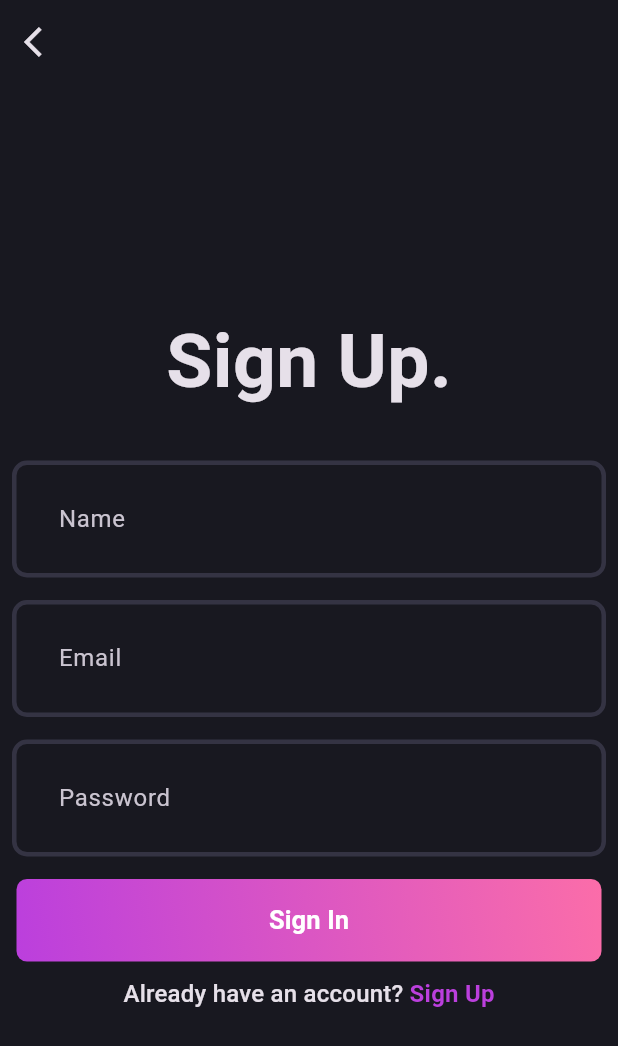
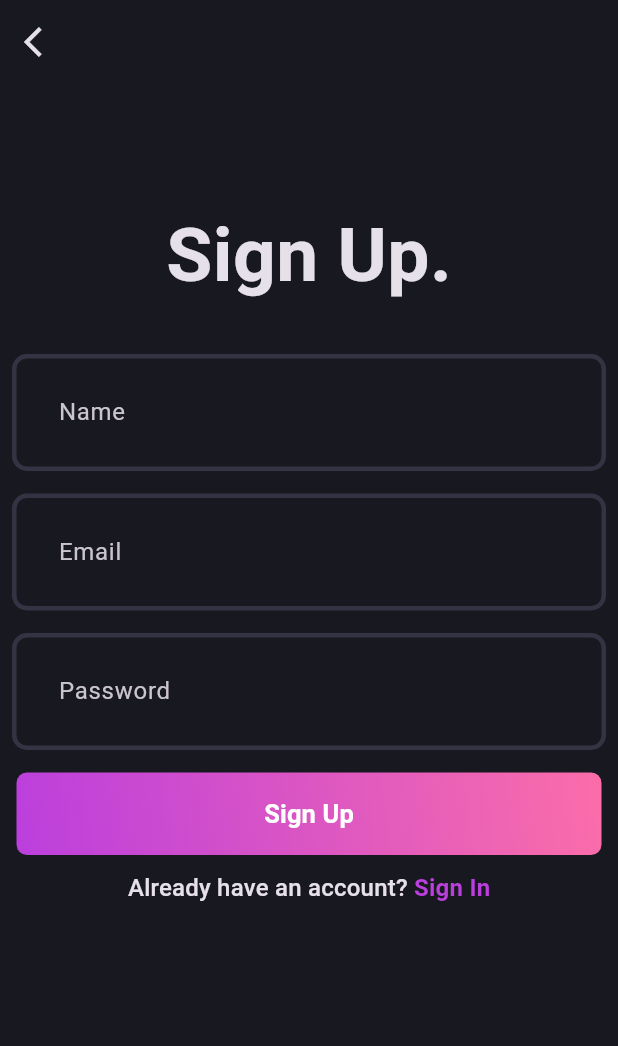
Before and after one commit to dwaipayan7/flutter_blogs, a Flutter app: the screen it shows after launch, after a tap on an icon or button, on a phone screen of 412 x 824 dp. Shown: the top 1046 px of the screen. Run offline on Flutter 3.47's test engine with Material 3 defaults, Android fonts, the light colour scheme and no system bars; our stand-ins replace bloc, flutter_bloc, fpdart, get_it, supabase_flutter; accounts and stored records are empty.

Commit message:
getting error

```diff
--- a/lib/feature/auth/data/repository/auth_repository_impl.dart
+++ b/lib/feature/auth/data/repository/auth_repository_impl.dart
@@ -11,7 +11,7 @@ class AuthRepositoryImpl implements AuthRepository {
   @override
   Future<Either<Failure, String>> loginUpWithEmailPassword(
       {required String email, required String password}) {
-    // TODO: implement loginUpWithEmailPassword
+
     throw UnimplementedError();
   }
 
--- a/lib/feature/auth/domain/repository/auth_repository.dart
+++ b/lib/feature/auth/domain/repository/auth_repository.dart
@@ -8,7 +8,7 @@ abstract interface class AuthRepository {
     required String password,
   });
 
-  Future<Either<Failure, String>> loginUpWithEmailPassword({
+  Future<Either<Failure,String>> loginUpWithEmailPassword({
     required String email,
     required String password,
   });
--- a/lib/feature/auth/presentation/pages/login_page.dart
+++ b/lib/feature/auth/presentation/pages/login_page.dart
@@ -50,7 +50,7 @@ class _LoginPageState extends State<LoginPage> {
               const SizedBox(height: 15,),
               AuthField(hintText: 'Password', controller: passwordController, isObscureText: true,),
               const SizedBox(height: 15,),
-              const AuthGradientButton(buttonText: 'Sign In',),
+               AuthGradientButton(buttonText: 'Sign In', onPressed: () {  },),
               const SizedBox(height: 10,),
               GestureDetector(
                 onTap: (){
--- a/lib/feature/auth/presentation/pages/signup_page.dart
+++ b/lib/feature/auth/presentation/pages/signup_page.dart
@@ -1,7 +1,9 @@
 import 'package:flutter/material.dart';
+import 'package:flutter_bloc/flutter_bloc.dart';
 import 'package:flutter_blogs/core/theme/app_pallete.dart';
 
 
+import '../bloc/auth_bloc.dart';
 import '../wigets/auth_field.dart';
 import '../wigets/auth_gradient_button.dart';
 import 'login_page.dart';
@@ -46,6 +48,9 @@ class _SignupPageState extends State<SignupPage> {
         ),
       ),
       body: Padding(
+        padding: EdgeInsets.symmetric(vertical: 70),
+        child: SingleChildScrollView(
+         child : Padding(
             padding: const EdgeInsets.all(8.0),
             child: Form(
               key: formKey,
@@ -63,7 +68,17 @@ class _SignupPageState extends State<SignupPage> {
                   const SizedBox(height: 15,),
                    AuthField(hintText: 'Password', controller: passwordController, isObscureText: true,),
                   const SizedBox(height: 15,),
-              const AuthGradientButton(buttonText: 'Sign In',),
+                   AuthGradientButton(
+                    buttonText: 'Sign Up',
+                    onPressed:(){
+                      if(formKey.currentState!.validate()){
+                        context.read<AuthBloc>().add(AuthSignUp(
+                            email: emailController.text.trim(),
+                            password: passwordController.text.trim(),
+                            name: nameController.text.trim()
+                        ));
+                      }
+                    },),
                   const SizedBox(height: 10,),
                   GestureDetector(
                     onTap: (){
@@ -75,7 +90,7 @@ class _SignupPageState extends State<SignupPage> {
 
                           children: [
                             TextSpan(
-                          text: "Sign Up",
+                              text: "Sign In",
                               style: Theme.of(context).textTheme.titleMedium?.copyWith(
                                 color: AppPallete.gradient1,
                                 fontWeight: FontWeight.bold
@@ -90,6 +105,8 @@ class _SignupPageState extends State<SignupPage> {
               ),
             ),
           ),
+        ),
+      ),
     );
   }
 }
--- a/lib/feature/auth/presentation/wigets/auth_gradient_button.dart
+++ b/lib/feature/auth/presentation/wigets/auth_gradient_button.dart
@@ -1,10 +1,10 @@
-
 import 'package:flutter/material.dart';
 import 'package:flutter_blogs/core/theme/app_pallete.dart';
 
 class AuthGradientButton extends StatelessWidget {
   final String buttonText;
-  const AuthGradientButton({super.key, required this.buttonText});
+  final VoidCallback onPressed;
+  const AuthGradientButton({super.key, required this.buttonText, required this.onPressed});
 
   @override
   Widget build(BuildContext context) {
@@ -21,9 +21,9 @@ class AuthGradientButton extends StatelessWidget {
         borderRadius: BorderRadius.circular(7)
       ),
       child: ElevatedButton(
-          onPressed: (){},
+          onPressed: onPressed,
         style: ElevatedButton.styleFrom(
-          fixedSize: const Size(390, 55),
+          fixedSize:  Size(390, 55),
           backgroundColor: AppPallete.transparentColor,
             shadowColor: AppPallete.transparentColor
 
--- /dev/null
+++ b/lib/init_dependency.dart
@@ -0,0 +1,31 @@
+import 'package:flutter_blogs/feature/auth/data/datasources/auth_remote_data_source.dart';
+import 'package:flutter_blogs/feature/auth/data/repository/auth_repository_impl.dart';
+import 'package:flutter_blogs/feature/auth/domain/repository/auth_repository.dart';
+import 'package:flutter_blogs/feature/auth/domain/usecases/user_sign_up.dart';
+import 'package:flutter_blogs/feature/auth/presentation/bloc/auth_bloc.dart';
+import 'package:get_it/get_it.dart';
+import 'package:supabase_flutter/supabase_flutter.dart';
+
+import 'core/secrets/app_secret.dart';
+
+final serviceLocator = GetIt.instance;
+
+Future<void> initDependencies() async {
+  _initAuth();
+  final supabase = await Supabase.initialize(
+      url: AppSecrets.supabaseUrl, anonKey: AppSecrets.supabaseAnonKey);
+  serviceLocator.registerSingleton(() => supabase.client);
+}
+
+void _initAuth() {
+  serviceLocator.registerFactory<AuthRemoteDataSource>(
+          () => AuthRemoteDataSourceImpl(serviceLocator()));
+
+  serviceLocator.registerFactory<AuthRepository>(
+          () => AuthRepositoryImpl(serviceLocator()));
+
+  serviceLocator.registerFactory(() => UserSignUp(serviceLocator()));
+
+  serviceLocator.registerLazySingleton(
+          () => AuthBloc(userSignUp: serviceLocator()));
+}
--- a/lib/main.dart
+++ b/lib/main.dart
@@ -1,21 +1,18 @@
 import 'package:flutter/material.dart';
 import 'package:flutter_bloc/flutter_bloc.dart';
-import 'package:flutter_blogs/core/secrets/app_secret.dart';
 import 'package:flutter_blogs/core/theme/theme.dart';
-import 'package:supabase_flutter/supabase_flutter.dart';
+import 'package:flutter_blogs/init_dependency.dart';
 
 import 'feature/auth/presentation/bloc/auth_bloc.dart';
 import 'feature/auth/presentation/pages/login_page.dart';
 
 void main() async {
   WidgetsFlutterBinding.ensureInitialized();
-  final supabase = await Supabase.initialize(
-      url: AppSecrets.supabaseUrl,
-      anonKey: AppSecrets.supabaseAnonKey);
+  await initDependencies();
   runApp(MultiBlocProvider(
     providers: [
       BlocProvider(
-        create: (context) => AuthBloc(userSignUp: ''),
+        create: (context) => serviceLocator<AuthBloc>()
       ),
     ],
     child: const MyApp(),
@@ -32,7 +29,6 @@ class MyApp extends StatelessWidget {
         debugShowCheckedModeBanner: false,
         title: 'Blog App',
         theme: AppTheme.darkThemeMode,
-        home: const LoginPage()
-    );
+        home: const LoginPage());
   }
 }
--- a/pubspec.yaml
+++ b/pubspec.yaml
@@ -39,6 +39,7 @@ dependencies:
   supabase_flutter: ^2.8.1
   bloc: ^8.1.4
   flutter_bloc: ^8.1.6
+  get_it: ^8.0.2
 
 dev_dependencies:
   flutter_test:
```
Also changed, not shown: lib/feature/auth/data/datasources/auth_remote_data_source.dart (+5 -5 lines), pubspec.lock. Lines whose indentation alone changed are shown as unchanged.
